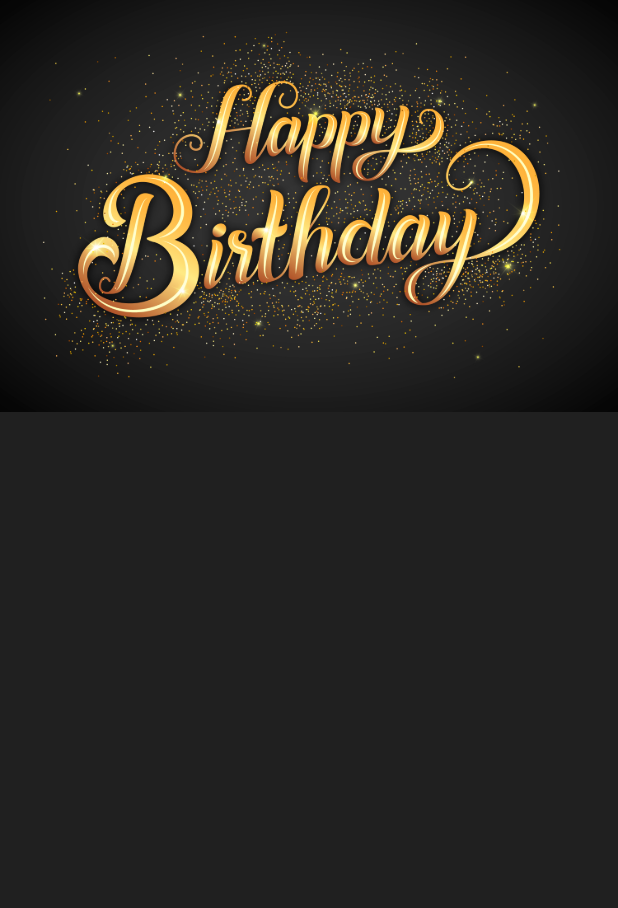
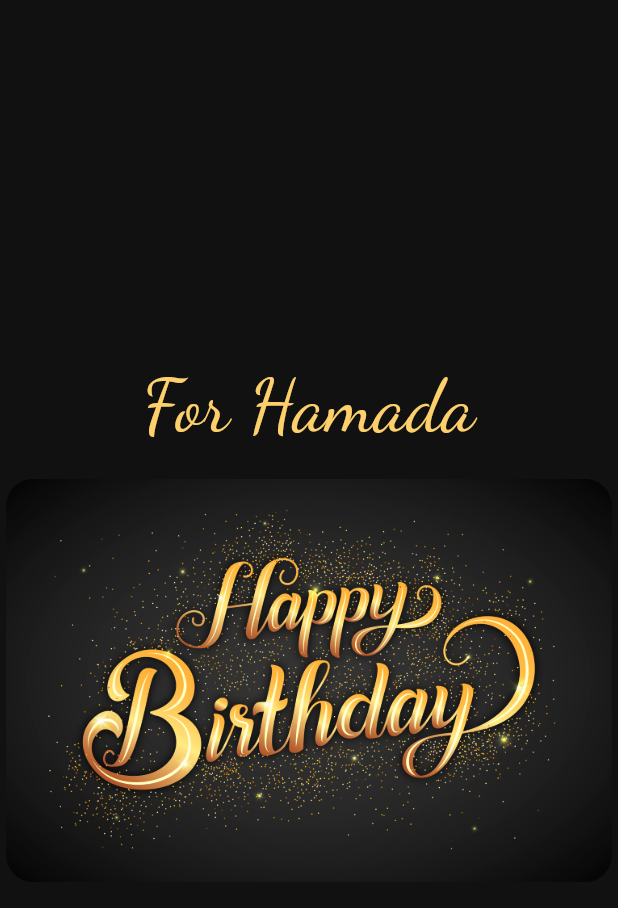
Before and after one commit to hamadadhg/birth_day_card_app, a Flutter app: the BirthDayView screen opened by its route, on a phone screen of 412 x 824 dp. Shown: the top 908 px of the screen. Run offline on Flutter 3.47's test engine with Material 3 defaults, Android fonts, the phone set to English and light mode, and no system bars; our stand-ins replace flutter_bloc, go_router.

Commit message:
edit on project part seven

```diff
--- a/lib/core/utils/styles/style_to_colors.dart
+++ b/lib/core/utils/styles/style_to_colors.dart
@@ -3,4 +3,7 @@ import 'package:flutter/material.dart';
 abstract class StyleToColors {
   static const Color whiteColor = Colors.white;
   static const Color transparentColor = Colors.transparent;
+  static const Color littleBlackColor = Color(0xff23272E);
+  static const Color mediumBlackColor = Color(0xff111111);
+  static const Color deepYellowColor = Color(0xffFDD06B);
 }
--- a/lib/core/utils/styles/style_to_texts.dart
+++ b/lib/core/utils/styles/style_to_texts.dart
@@ -15,4 +15,8 @@ abstract class StyleToTexts {
     fontFamily: 'Dancing Script',
     color: StyleToColors.whiteColor,
   );
+  static const TextStyle textStyle48 = TextStyle(
+    fontFamily: 'Dancing Script',
+    color: StyleToColors.deepYellowColor,
+  );
 }
--- a/lib/features/birth_day/presentation/views/birth_day_view.dart
+++ b/lib/features/birth_day/presentation/views/birth_day_view.dart
@@ -1,9 +1,6 @@
-import 'package:birthday_card_app/core/utils/images/asset_images/asset_images.dart';
-import 'package:birthday_card_app/core/utils/managers/cubits/birth_day_cubit/birth_day_cubit.dart';
-import 'package:birthday_card_app/core/utils/managers/cubits/birth_day_cubit/birth_day_state.dart';
-import 'package:birthday_card_app/core/utils/components/custom_text_widget.dart';
+import 'package:birthday_card_app/core/utils/styles/style_to_colors.dart';
+import 'package:birthday_card_app/features/birth_day/presentation/views/widgets/custom_birthday_view_body.dart';
 import 'package:flutter/material.dart';
-import 'package:flutter_bloc/flutter_bloc.dart';
 
 class BirthDayView extends StatelessWidget {
   const BirthDayView({super.key});
@@ -12,42 +9,8 @@ class BirthDayView extends StatelessWidget {
   @override
   Widget build(BuildContext context) {
     return Scaffold(
-      backgroundColor: const Color(
-        0xff202020,
-      ),
-      body: Column(
-        children: [
-          Image.asset(
-            AssetImages.happyBirthdayImage,
-          ),
-        ],
-      ),
-      // body: Padding(
-      //   padding: const EdgeInsets.symmetric(
-      //     horizontal: 15,
-      //   ),
-      //   child: Column(
-      //     children: [
-      //       Image.asset(
-      //         'assets/gif/birth_day_gif.webp',
-      //       ),
-      //       const SizedBox(
-      //         height: 30,
-      //       ),
-      //       BlocBuilder<BirthDayCubit, BirthDayState>(
-      //         builder: (context, state) {
-      //           return CustomTextWidget(
-      //             text: 'for  ${context.read<BirthDayCubit>().name}',
-      //             textCase: true,
-      //             color: const Color(
-      //               0xff145386,
-      //             ),
-      //           );
-      //         },
-      //       ),
-      //     ],
-      //   ),
-      // ),
+      backgroundColor: StyleToColors.mediumBlackColor,
+      body: CustomBirthdayViewBody(),
     );
   }
 }
--- /dev/null
+++ b/lib/features/birth_day/presentation/views/widgets/custom_birthday_image.dart
@@ -0,0 +1,19 @@
+import 'package:birthday_card_app/core/utils/images/asset_images/asset_images.dart';
+import 'package:flutter/material.dart';
+
+class CustomBirthdayImage extends StatelessWidget {
+  const CustomBirthdayImage({super.key});
+
+  @override
+  Widget build(BuildContext context) {
+    double height = MediaQuery.sizeOf(context).height;
+    return ClipRRect(
+      borderRadius: BorderRadius.circular(
+        height * 0.022,
+      ),
+      child: Image.asset(
+        AssetImages.happyBirthdayImage,
+      ),
+    );
+  }
+}
--- /dev/null
+++ b/lib/features/birth_day/presentation/views/widgets/custom_birthday_text.dart
@@ -0,0 +1,20 @@
+import 'package:birthday_card_app/core/utils/helpers/responsive_size_to_text.dart';
+import 'package:birthday_card_app/core/utils/styles/style_to_texts.dart';
+import 'package:flutter/material.dart';
+
+class CustomBirthdayText extends StatelessWidget {
+  const CustomBirthdayText({super.key});
+
+  @override
+  Widget build(BuildContext context) {
+    return Text(
+      'For Hamada',
+      style: StyleToTexts.textStyle48.copyWith(
+        fontSize: responsiveSizeToText(
+          fontSize: 48,
+          context: context,
+        ),
+      ),
+    );
+  }
+}
--- /dev/null
+++ b/lib/features/birth_day/presentation/views/widgets/custom_birthday_view_body.dart
@@ -0,0 +1,27 @@
+import 'package:birthday_card_app/features/birth_day/presentation/views/widgets/custom_birthday_image.dart';
+import 'package:birthday_card_app/features/birth_day/presentation/views/widgets/custom_birthday_text.dart';
+import 'package:flutter/material.dart';
+
+class CustomBirthdayViewBody extends StatelessWidget {
+  const CustomBirthdayViewBody({super.key});
+
+  @override
+  Widget build(BuildContext context) {
+    Size size = MediaQuery.sizeOf(context);
+    return Padding(
+      padding: EdgeInsets.symmetric(
+        horizontal: size.width * 0.01,
+      ),
+      child: Column(
+        mainAxisAlignment: MainAxisAlignment.center,
+        children: [
+          CustomBirthdayText(),
+          SizedBox(
+            height: size.height * 0.015,
+          ),
+          CustomBirthdayImage(),
+        ],
+      ),
+    );
+  }
+}
--- a/lib/features/name/presentation/views/name_view.dart
+++ b/lib/features/name/presentation/views/name_view.dart
@@ -1,3 +1,4 @@
+import 'package:birthday_card_app/core/utils/styles/style_to_colors.dart';
 import 'package:birthday_card_app/features/name/presentation/views/widgets/custom_name_view_body.dart';
 import 'package:flutter/material.dart';
 
@@ -6,9 +7,7 @@ class NameView extends StatelessWidget {
   @override
   Widget build(BuildContext context) {
     return const Scaffold(
-      backgroundColor: Color(
-        0xff23272E,
-      ),
+      backgroundColor: StyleToColors.littleBlackColor,
       body: CustomNameViewBody(),
     );
   }
```
Also changed, not shown: 4 other files.
